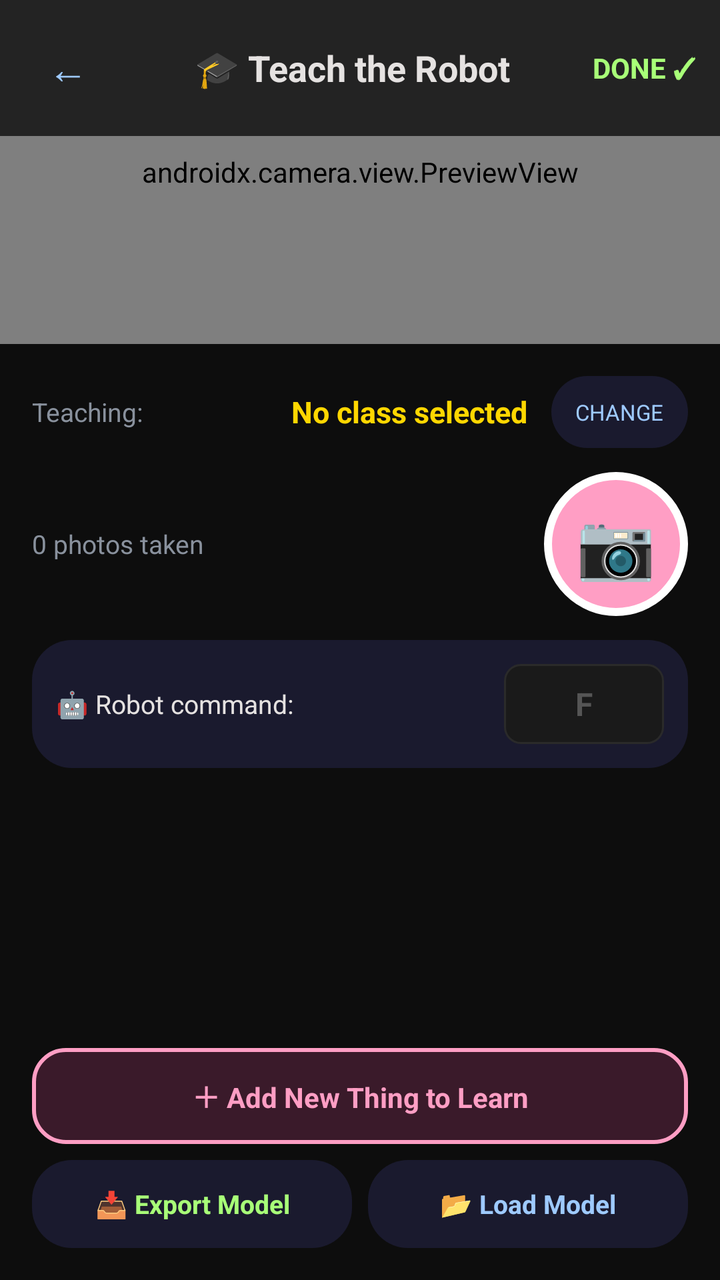
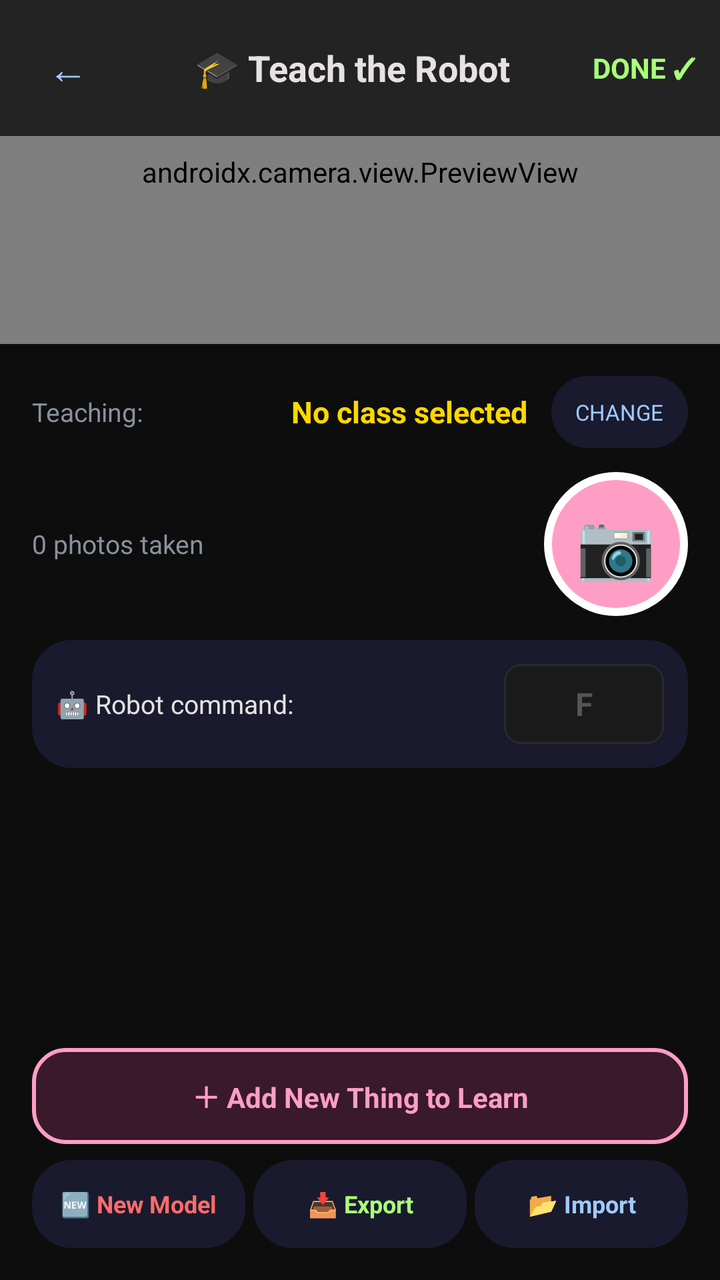

The first picture is an Android layout as it rendered before a commit; the second is the same layout after the commit. The layout source and the unified diff follow.
<!-- AndroidManifest.xml: application theme Theme.ArduinoBTControl -->
<!-- res/layout/activity_data_collection.xml -->
<?xml version="1.0" encoding="utf-8"?>
<androidx.constraintlayout.widget.ConstraintLayout
    xmlns:android="http://schemas.android.com/apk/res/android"
    xmlns:app="http://schemas.android.com/apk/res-auto"
    android:layout_width="match_parent"
    android:layout_height="match_parent"
    android:background="#0D0D0D">

    
    <androidx.camera.view.PreviewView
        android:id="@+id/cameraPreview"
        android:layout_width="match_parent"
        android:layout_height="0dp"
        app:layout_constraintTop_toTopOf="parent"
        app:layout_constraintBottom_toTopOf="@id/capturePanel"
        app:layout_constraintVertical_weight="1"/>

    
    <LinearLayout
        android:id="@+id/header"
        android:layout_width="match_parent"
        android:layout_height="wrap_content"
        android:orientation="horizontal"
        android:background="#CC0D0D0D"
        android:padding="12dp"
        android:gravity="center_vertical"
        app:layout_constraintTop_toTopOf="parent">

        <TextView
            android:id="@+id/btnBack"
            android:layout_width="44dp"
            android:layout_height="44dp"
            android:gravity="center"
            android:text="←"
            android:textColor="#9ECAFF"
            android:textSize="20sp"/>

        <TextView
            android:layout_width="0dp"
            android:layout_height="wrap_content"
            android:layout_weight="1"
            android:text="🎓 Teach the Robot"
            android:textColor="#E5E2E1"
            android:textSize="18sp"
            android:textStyle="bold"
            android:gravity="center"/>

        <TextView
            android:id="@+id/btnDone"
            android:layout_width="wrap_content"
            android:layout_height="wrap_content"
            android:text="DONE ✓"
            android:textColor="#A8FF78"
            android:textSize="14sp"
            android:textStyle="bold"/>
    </LinearLayout>

    
    <LinearLayout
        android:id="@+id/capturePanel"
        android:layout_width="match_parent"
        android:layout_height="wrap_content"
        android:orientation="vertical"
        android:background="#0D0D0D"
        android:padding="16dp"
        app:layout_constraintBottom_toBottomOf="parent">

        
        <LinearLayout
            android:layout_width="match_parent"
            android:layout_height="wrap_content"
            android:orientation="horizontal"
            android:gravity="center_vertical"
            android:layout_marginBottom="12dp">

            <TextView
                android:layout_width="0dp"
                android:layout_height="wrap_content"
                android:layout_weight="1"
                android:text="Teaching:"
                android:textColor="#89919D"
                android:textSize="13sp"/>

            <TextView
                android:id="@+id/currentClassName"
                android:layout_width="wrap_content"
                android:layout_height="wrap_content"
                android:text="No class selected"
                android:textColor="#FFD700"
                android:textSize="15sp"
                android:textStyle="bold"/>

            <TextView
                android:id="@+id/btnChangeClass"
                android:layout_width="wrap_content"
                android:layout_height="36dp"
                android:layout_marginStart="12dp"
                android:gravity="center"
                android:paddingHorizontal="12dp"
                android:text="CHANGE"
                android:textColor="#9ECAFF"
                android:textSize="11sp"
                android:background="@drawable/bg_card_dark"/>
    </LinearLayout>

        
        <LinearLayout
            android:layout_width="match_parent"
            android:layout_height="wrap_content"
            android:orientation="horizontal"
            android:gravity="center_vertical"
            android:layout_marginBottom="12dp">

            <TextView
                android:id="@+id/sampleCount"
                android:layout_width="0dp"
                android:layout_height="wrap_content"
                android:layout_weight="1"
                android:text="0 photos taken"
                android:textColor="#89919D"
                android:textSize="13sp"/>

            <TextView
                android:id="@+id/captureBtn"
                android:layout_width="72dp"
                android:layout_height="72dp"
                android:gravity="center"
                android:text="📷"
                android:textSize="32sp"
                android:background="@drawable/bg_capture_btn"/>
        </LinearLayout>

        
        <LinearLayout
            android:layout_width="match_parent"
            android:layout_height="wrap_content"
            android:orientation="horizontal"
            android:gravity="center_vertical"
            android:background="@drawable/bg_card_dark"
            android:padding="12dp"
            android:layout_marginBottom="12dp">

            <TextView
                android:layout_width="0dp"
                android:layout_height="wrap_content"
                android:layout_weight="1"
                android:text="🤖 Robot command:"
                android:textColor="#E5E2E1"
                android:textSize="13sp"/>

            <EditText
                android:id="@+id/commandInput"
                android:layout_width="80dp"
                android:layout_height="40dp"
                android:background="@drawable/input_bg"
                android:textColor="#9ECAFF"
                android:textSize="16sp"
                android:textStyle="bold"
                android:gravity="center"
                android:hint="F"
                android:textColorHint="#555"
                android:inputType="text"
                android:maxLength="8"/>
        </LinearLayout>

        
        <androidx.recyclerview.widget.RecyclerView
            android:id="@+id/classList"
            android:layout_width="match_parent"
            android:layout_height="120dp"/>

        
        <TextView
            android:id="@+id/btnAddClass"
            android:layout_width="match_parent"
            android:layout_height="48dp"
            android:gravity="center"
            android:text="＋ Add New Thing to Learn"
            android:textColor="#FF9EC4"
            android:textSize="14sp"
            android:textStyle="bold"
            android:background="@drawable/bg_button_pink"
            android:layout_marginTop="8dp"/>

        
        <LinearLayout
            android:layout_width="match_parent"
            android:layout_height="wrap_content"
            android:orientation="horizontal"
            android:layout_marginTop="8dp">

            <TextView
                android:id="@+id/btnExport"
                android:layout_width="0dp"
                android:layout_height="44dp"
                android:layout_weight="1"
                android:layout_marginEnd="4dp"
                android:gravity="center"
                android:text="📥 Export Model"
                android:textColor="#A8FF78"
                android:textSize="13sp"
                android:textStyle="bold"
                android:background="@drawable/bg_card_dark"/>

            <TextView
                android:id="@+id/btnImport"
                android:layout_width="0dp"
                android:layout_height="44dp"
                android:layout_weight="1"
                android:layout_marginStart="4dp"
                android:gravity="center"
                android:text="📂 Load Model"
                android:textColor="#9ECAFF"
                android:textSize="13sp"
                android:textStyle="bold"
                android:background="@drawable/bg_card_dark"/>

        </LinearLayout>
    </LinearLayout>

</androidx.constraintlayout.widget.ConstraintLayout>
<!-- resources referenced by this layout -->
<resources>
  <!-- drawable bg_button_pink (drawable) -->
  <?xml version="1.0" encoding="utf-8"?>
  <shape xmlns:android="http://schemas.android.com/apk/res/android"
      android:shape="rectangle">
      <solid android:color="#3A1A2A"/>
      <corners android:radius="16dp"/>
      <stroke android:width="2dp" android:color="#FF9EC4"/>
  </shape>
  <!-- drawable bg_capture_btn (drawable) -->
  <?xml version="1.0" encoding="utf-8"?>
  <shape xmlns:android="http://schemas.android.com/apk/res/android"
      android:shape="oval">
      <solid android:color="#FF9EC4"/>
      <stroke android:width="4dp" android:color="#FFFFFF"/>
  </shape>
  <!-- drawable bg_card_dark (drawable) -->
  <?xml version="1.0" encoding="utf-8"?>
  <shape xmlns:android="http://schemas.android.com/apk/res/android"
      android:shape="rectangle">
      <solid android:color="#1A1A2E"/>
      <corners android:radius="20dp"/>
  </shape>
  <!-- drawable input_bg (drawable) -->
  <?xml version="1.0" encoding="utf-8"?>
  <shape xmlns:android="http://schemas.android.com/apk/res/android"
      android:shape="rectangle">
      <corners android:radius="8dp"/>
      <solid android:color="#1A1A1A"/>
      <stroke android:width="1dp" android:color="#2A2A2A"/>
  </shape>
  <style name="Theme.ArduinoBTControl" parent="Base.Theme.ArduinoBTControl" />
  <style name="Base.Theme.ArduinoBTControl" parent="Theme.Material3.DayNight.NoActionBar">
          
          
      </style>
</resources>

<!-- the commit's change to res/layout/activity_data_collection.xml (unified diff, before → after) -->
@@ -190,15 +190,28 @@
             android:layout_marginTop="8dp">
 
             <TextView
+                android:id="@+id/btnNewModel"
+                android:layout_width="0dp"
+                android:layout_height="44dp"
+                android:layout_weight="1"
+                android:layout_marginEnd="4dp"
+                android:gravity="center"
+                android:text="🆕 New Model"
+                android:textColor="#FF6B6B"
+                android:textSize="12sp"
+                android:textStyle="bold"
+                android:background="@drawable/bg_card_dark"/>
+
+            <TextView
                 android:id="@+id/btnExport"
                 android:layout_width="0dp"
                 android:layout_height="44dp"
                 android:layout_weight="1"
                 android:layout_marginEnd="4dp"
                 android:gravity="center"
-                android:text="📥 Export Model"
+                android:text="📥 Export"
                 android:textColor="#A8FF78"
-                android:textSize="13sp"
+                android:textSize="12sp"
                 android:textStyle="bold"
                 android:background="@drawable/bg_card_dark"/>
 
@@ -207,11 +220,10 @@
                 android:layout_width="0dp"
                 android:layout_height="44dp"
                 android:layout_weight="1"
-                android:layout_marginStart="4dp"
-                android:gravity="center"
-                android:text="📂 Load Model"
+                android:gravity="center"
+                android:text="📂 Import"
                 android:textColor="#9ECAFF"
-                android:textSize="13sp"
+                android:textSize="12sp"
                 android:textStyle="bold"
                 android:background="@drawable/bg_card_dark"/>
 
<!-- resource entries referenced after the edit -->
@@ -33,7 +33,9 @@
   <style name="Theme.ArduinoBTControl" parent="Base.Theme.ArduinoBTControl" />
   <style name="Base.Theme.ArduinoBTControl" parent="Theme.Material3.DayNight.NoActionBar">
           
+          <item name="colorSecondaryContainer">#2C2C3A</item>
           
+          <item name="colorOnSecondaryContainer">#9ECAFF</item>
       </style>
 </resources>
 
